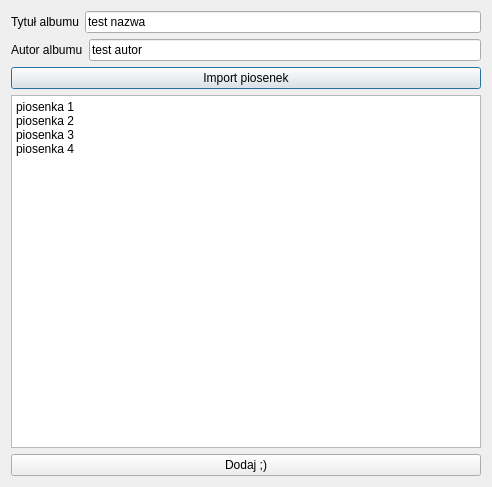
The window that formDialog.ui (suwka/musicapp) describes before a commit, drawn with Qt 5.
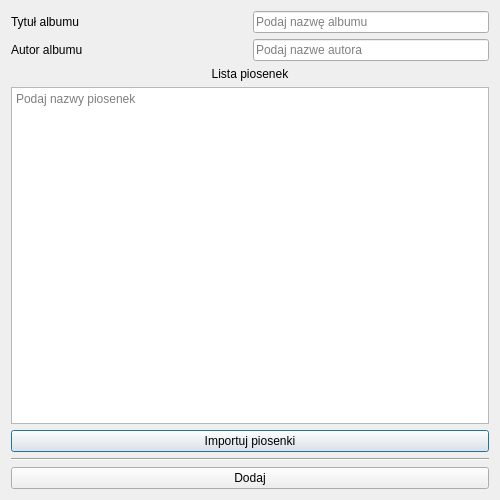
The same window after the commit.

The edit to the form file:
```diff
--- a/formDialog.ui
+++ b/formDialog.ui
@@ -6,16 +6,28 @@
    <rect>
     <x>0</x>
     <y>0</y>
-    <width>492</width>
-    <height>487</height>
+    <width>500</width>
+    <height>500</height>
    </rect>
   </property>
+  <property name="minimumSize">
+   <size>
+    <width>500</width>
+    <height>500</height>
+   </size>
+  </property>
+  <property name="maximumSize">
+   <size>
+    <width>1920</width>
+    <height>1080</height>
+   </size>
+  </property>
   <property name="windowTitle">
    <string>formDialog</string>
   </property>
   <layout class="QVBoxLayout" name="verticalLayout">
    <item>
-    <layout class="QHBoxLayout" name="horizontalLayout_3">
+    <layout class="QHBoxLayout" name="horizontalLayout">
      <item>
       <widget class="QLabel" name="label">
        <property name="text">
@@ -25,15 +37,24 @@
      </item>
      <item>
       <widget class="QLineEdit" name="albumTitleInput">
+       <property name="sizePolicy">
+        <sizepolicy hsizetype="Preferred" vsizetype="Fixed">
+         <horstretch>0</horstretch>
+         <verstretch>0</verstretch>
+        </sizepolicy>
+       </property>
        <property name="text">
-        <string>test nazwa</string>
+        <string/>
+       </property>
+       <property name="placeholderText">
+        <string>Podaj nazwę albumu</string>
        </property>
       </widget>
      </item>
     </layout>
    </item>
    <item>
-    <layout class="QHBoxLayout" name="horizontalLayout">
+    <layout class="QHBoxLayout" name="horizontalLayout_2">
      <item>
       <widget class="QLabel" name="label_3">
        <property name="text">
@@ -43,49 +64,67 @@
      </item>
      <item>
       <widget class="QLineEdit" name="albumArtistInsput">
+       <property name="sizePolicy">
+        <sizepolicy hsizetype="Preferred" vsizetype="Fixed">
+         <horstretch>0</horstretch>
+         <verstretch>0</verstretch>
+        </sizepolicy>
+       </property>
        <property name="text">
-        <string>test autor</string>
+        <string/>
+       </property>
+       <property name="placeholderText">
+        <string>Podaj nazwe autora</string>
        </property>
       </widget>
      </item>
     </layout>
    </item>
    <item>
-    <layout class="QHBoxLayout" name="horizontalLayout_3"/>
-   </item>
-   <item>
-    <widget class="QPushButton" name="importAlbumButton">
+    <widget class="QLabel" name="label_2">
      <property name="text">
-      <string>Import piosenek</string>
+      <string>Lista piosenek</string>
+     </property>
+     <property name="alignment">
+      <set>Qt::AlignmentFlag::AlignCenter</set>
      </property>
     </widget>
    </item>
    <item>
-    <layout class="QHBoxLayout" name="horizontalLayout">
-     <item>
-      <widget class="QTextEdit" name="textEdit">
-       <property name="html">
-        <string>&lt;!DOCTYPE HTML PUBLIC &quot;-//W3C//DTD HTML 4.0//EN&quot; &quot;http://www.w3.org/TR/REC-html40/strict.dtd&quot;&gt;
+    <widget class="QTextEdit" name="textEdit">
+     <property name="html">
+      <string>&lt;!DOCTYPE HTML PUBLIC &quot;-//W3C//DTD HTML 4.0//EN&quot; &quot;http://www.w3.org/TR/REC-html40/strict.dtd&quot;&gt;
 &lt;html&gt;&lt;head&gt;&lt;meta name=&quot;qrichtext&quot; content=&quot;1&quot; /&gt;&lt;meta charset=&quot;utf-8&quot; /&gt;&lt;style type=&quot;text/css&quot;&gt;
 p, li { white-space: pre-wrap; }
 hr { height: 1px; border-width: 0; }
 li.unchecked::marker { content: &quot;\2610&quot;; }
 li.checked::marker { content: &quot;\2612&quot;; }
 &lt;/style&gt;&lt;/head&gt;&lt;body style=&quot; font-family:'Segoe UI'; font-size:9pt; font-weight:400; font-style:normal;&quot;&gt;
-&lt;p style=&quot; margin-top:0px; margin-bottom:0px; margin-left:0px; margin-right:0px; -qt-block-indent:0; text-indent:0px;&quot;&gt;piosenka 1&lt;/p&gt;
-&lt;p style=&quot; margin-top:0px; margin-bottom:0px; margin-left:0px; margin-right:0px; -qt-block-indent:0; text-indent:0px;&quot;&gt;piosenka 2&lt;/p&gt;
-&lt;p style=&quot; margin-top:0px; margin-bottom:0px; margin-left:0px; margin-right:0px; -qt-block-indent:0; text-indent:0px;&quot;&gt;piosenka 3&lt;/p&gt;
-&lt;p style=&quot; margin-top:0px; margin-bottom:0px; margin-left:0px; margin-right:0px; -qt-block-indent:0; text-indent:0px;&quot;&gt;piosenka 4&lt;/p&gt;
 &lt;p style=&quot;-qt-paragraph-type:empty; margin-top:0px; margin-bottom:0px; margin-left:0px; margin-right:0px; -qt-block-indent:0; text-indent:0px;&quot;&gt;&lt;br /&gt;&lt;/p&gt;&lt;/body&gt;&lt;/html&gt;</string>
-       </property>
-      </widget>
-     </item>
-    </layout>
+     </property>
+     <property name="placeholderText">
+      <string>Podaj nazwy piosenek</string>
+     </property>
+    </widget>
+   </item>
+   <item>
+    <widget class="QPushButton" name="importAlbumButton">
+     <property name="text">
+      <string>Importuj piosenki</string>
+     </property>
+    </widget>
+   </item>
+   <item>
+    <widget class="Line" name="line">
+     <property name="orientation">
+      <enum>Qt::Orientation::Horizontal</enum>
+     </property>
+    </widget>
    </item>
    <item>
     <widget class="QPushButton" name="finalizeAddAlbumButton">
      <property name="text">
-      <string>Dodaj ;)</string>
+      <string>Dodaj</string>
      </property>
     </widget>
    </item>
```
